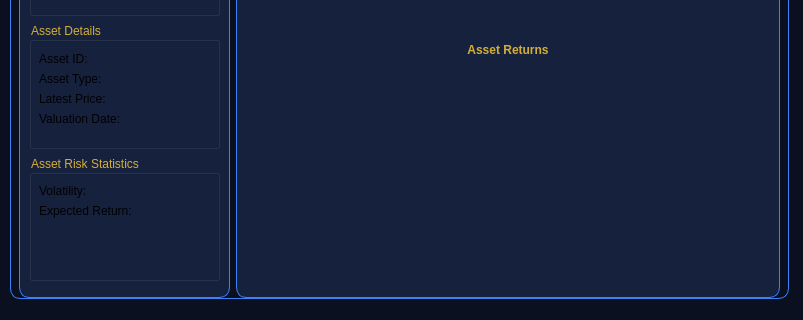
Qt form Apps/PortfolioApp/src/PositionDialog.ui (JamesAks/PortfolioRiskEngine) before a commit; both pictures show x 0 to 803 and y 252 to 572 of the 803 by 572 pixel window.
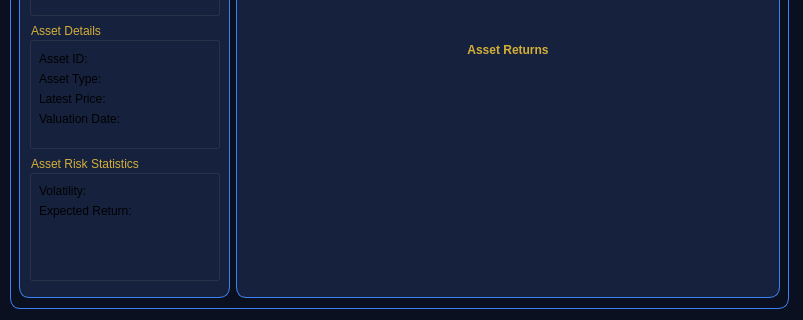
The same form after that commit.

Commit message:
Portfolio Creation (Resolves #12 )
Summary

On creation the current portfolio changes to the create portfolio.

Updates:

```diff
--- a/Apps/PortfolioApp/src/PositionDialog.ui
+++ b/Apps/PortfolioApp/src/PositionDialog.ui
@@ -25,7 +25,7 @@
      <x>10</x>
      <y>10</y>
      <width>779</width>
-     <height>541</height>
+     <height>551</height>
     </rect>
    </property>
    <property name="styleSheet">
```
The commit also changes 1 other file.
